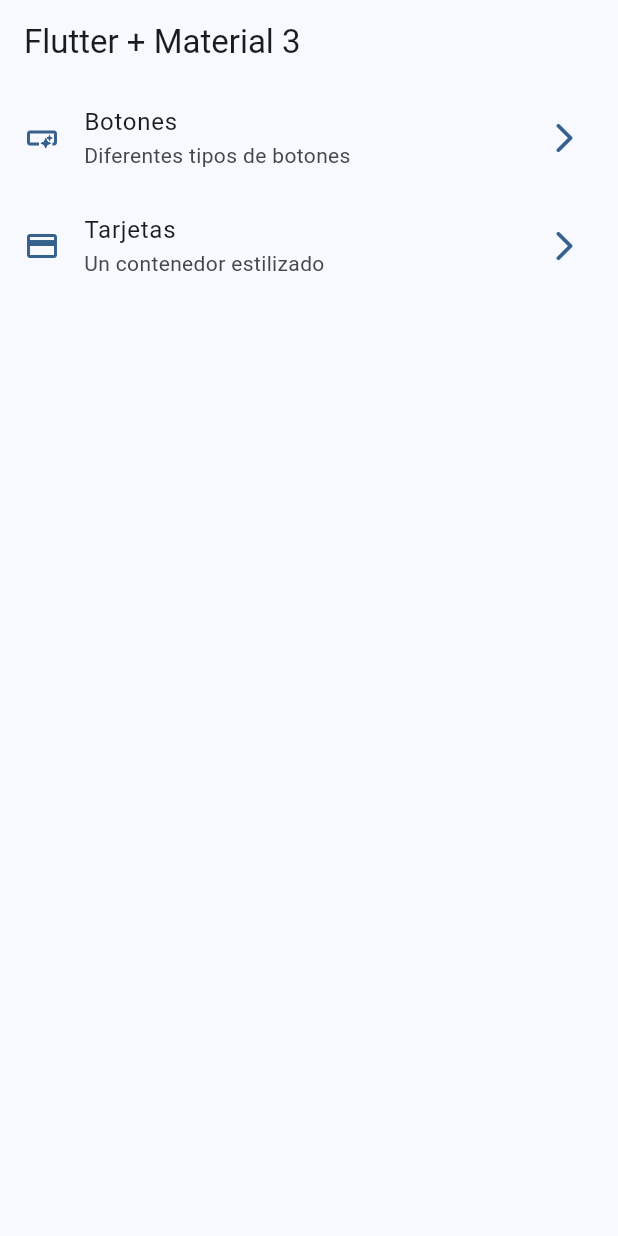
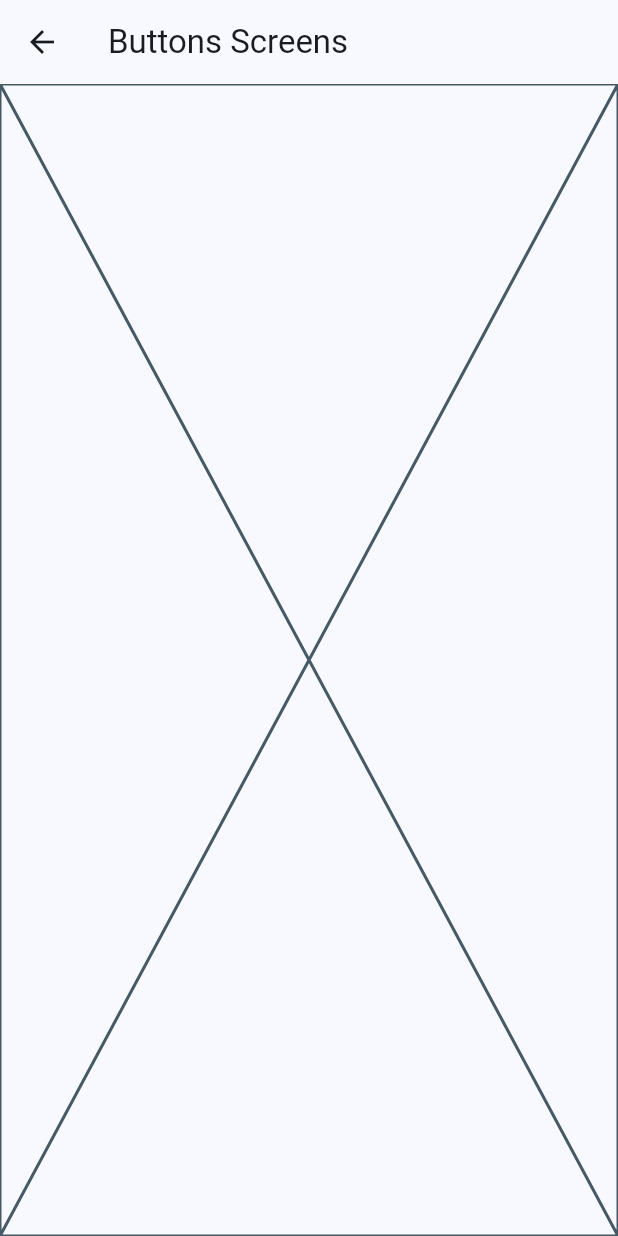
Before and after one commit to danielalejandroalanis/flutter-material3-widgets, a Flutter app: the screen it shows after launch, after a tap on "Botones", on a phone screen of 412 x 824 dp. Run offline on Flutter 3.47's test engine with Material 3 defaults, Android fonts, the phone set to English and light mode, and no system bars.

```diff
--- a/lib/config/menu/menu_items.dart
+++ b/lib/config/menu/menu_items.dart
@@ -24,7 +24,7 @@ const appMenuItems = <MenuItem>[
   MenuItem(
     title: 'Tarjetas',
     subTitle: 'Un contenedor estilizado',
-    link: '/card',
+    link: '/cards',
     icon: Icons.credit_card,
   ),
 ];
--- a/lib/main.dart
+++ b/lib/main.dart
@@ -1,5 +1,7 @@
 import 'package:flutter/material.dart';
 import 'package:widgets_app/config/theme/app_theme.dart';
+import 'package:widgets_app/presentation/screens/buttons/buttons_screens.dart';
+import 'package:widgets_app/presentation/screens/cards/cards_screens.dart';
 import 'package:widgets_app/presentation/screens/home/home_screen.dart';
 
 void main() {
@@ -12,9 +14,12 @@ class MainApp extends StatelessWidget {
   @override
   Widget build(BuildContext context) {
     return MaterialApp(
-      debugShowCheckedModeBanner: false,
-      theme: AppTheme(selectedColor: 0).getTheme(),
-      home: const HomeScreen(),
-    );
+        debugShowCheckedModeBanner: false,
+        theme: AppTheme(selectedColor: 0).getTheme(),
+        home: const HomeScreen(),
+        routes: {
+          '/buttons': (context) => const ButtonsScreen(),
+          '/cards': (context) => const CardsScreens(),
+        });
   }
 }
--- /dev/null
+++ b/lib/presentation/screens/buttons/buttons_screens.dart
@@ -0,0 +1,15 @@
+import 'package:flutter/material.dart';
+
+class ButtonsScreen extends StatelessWidget {
+  const ButtonsScreen({super.key});
+
+  @override
+  Widget build(BuildContext context) {
+    return Scaffold(
+      appBar: AppBar(
+        title: const Text("Buttons Screens"),
+      ),
+      body: const Placeholder(),
+    );
+  }
+}
--- a/lib/presentation/screens/home/home_screen.dart
+++ b/lib/presentation/screens/home/home_screen.dart
@@ -1,5 +1,6 @@
 import 'package:flutter/material.dart';
 import 'package:widgets_app/config/menu/menu_items.dart';
+import 'package:widgets_app/presentation/screens/buttons/buttons_screens.dart';
 
 class HomeScreen extends StatelessWidget {
   const HomeScreen({super.key});
@@ -49,7 +50,10 @@ class _CustomListTile extends StatelessWidget {
       title: Text(menuItem.title),
       subtitle: Text(menuItem.subTitle),
       onTap: () {
-        // TODO: navegar a otra pantalla;
+        // Navigator.of(context).push(
+        //   MaterialPageRoute(builder: (context) => const ButtonsScreen()),
+        // );
+        Navigator.pushNamed(context, menuItem.link);
       },
     );
   }
```
Also changed, not shown: lib/presentation/screens/cards/cards_screens.dart (added, +15 -0 lines).
